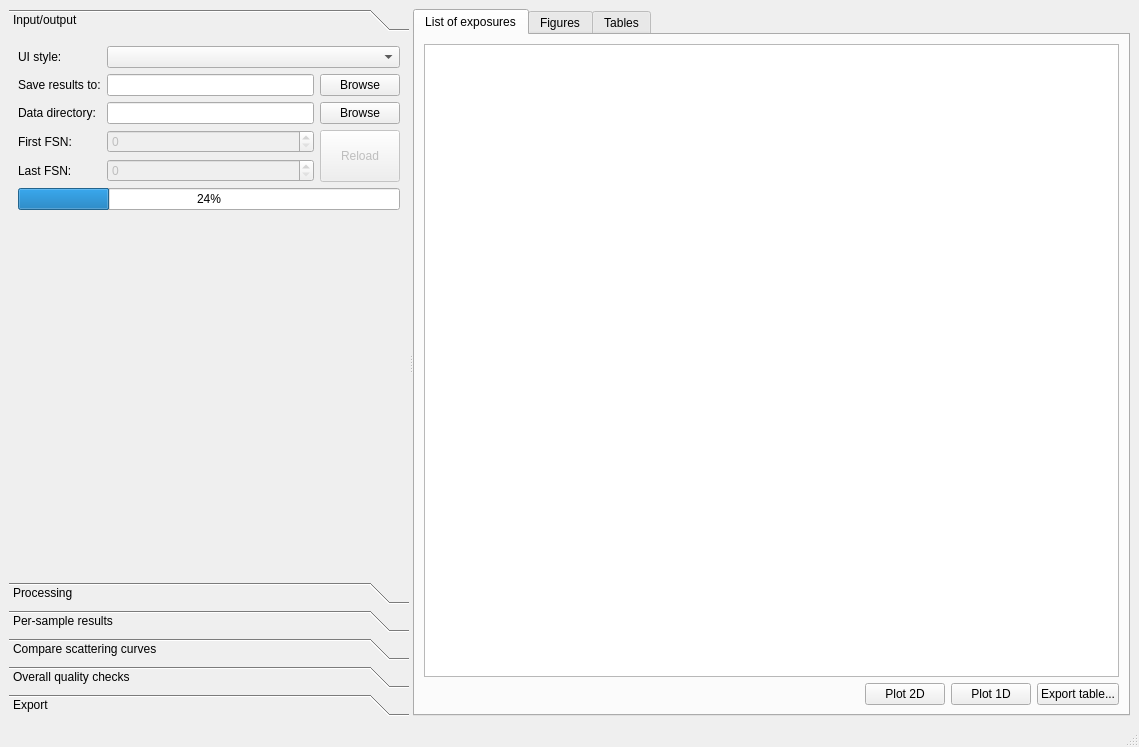
awacha/cct, file cct/processing/mainwindow/mainwindow.ui: the form before one commit.
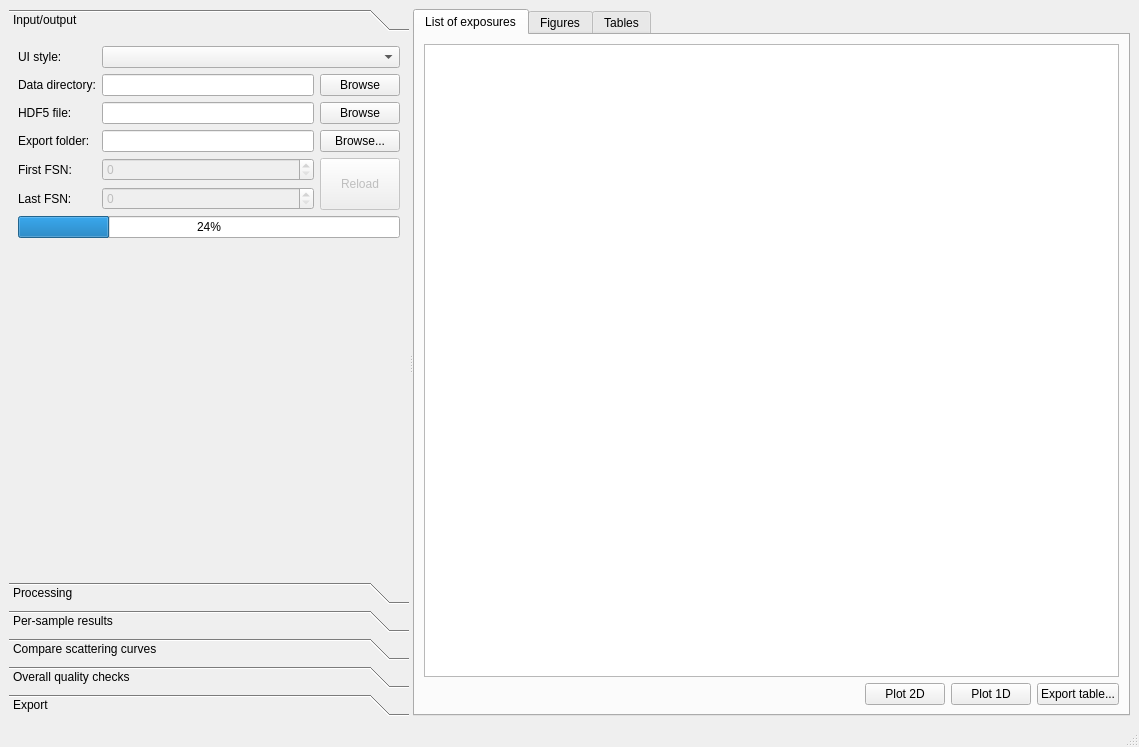
The form after the commit. Icons and pictures are not drawn.

Commit message: Processing: 1D curves can be saved in ATSAS-compatible .dat files

```diff
--- a/cct/processing/mainwindow/mainwindow.ui
+++ b/cct/processing/mainwindow/mainwindow.ui
@@ -62,7 +62,132 @@
          <string>Input/output</string>
         </attribute>
         <layout class="QGridLayout" name="gridLayout">
-         <item row="4" column="0">
+         <item row="8" column="0" colspan="3">
+          <spacer name="verticalSpacer">
+           <property name="orientation">
+            <enum>Qt::Vertical</enum>
+           </property>
+           <property name="sizeHint" stdset="0">
+            <size>
+             <width>0</width>
+             <height>0</height>
+            </size>
+           </property>
+          </spacer>
+         </item>
+         <item row="3" column="1">
+          <widget class="QLineEdit" name="exportFolderLineEdit"/>
+         </item>
+         <item row="3" column="2">
+          <widget class="QPushButton" name="browseExportFolderPushButton">
+           <property name="text">
+            <string>Browse...</string>
+           </property>
+           <property name="icon">
+            <iconset theme="document-save-as">
+             <normaloff>.</normaloff>.</iconset>
+           </property>
+          </widget>
+         </item>
+         <item row="0" column="1" colspan="2">
+          <widget class="QComboBox" name="uiStyleComboBox"/>
+         </item>
+         <item row="0" column="0">
+          <widget class="QLabel" name="label_24">
+           <property name="text">
+            <string>UI style:</string>
+           </property>
+          </widget>
+         </item>
+         <item row="2" column="1">
+          <widget class="QLineEdit" name="saveHDFLineEdit">
+           <property name="sizePolicy">
+            <sizepolicy hsizetype="MinimumExpanding" vsizetype="Fixed">
+             <horstretch>0</horstretch>
+             <verstretch>0</verstretch>
+            </sizepolicy>
+           </property>
+           <property name="readOnly">
+            <bool>true</bool>
+           </property>
+          </widget>
+         </item>
+         <item row="2" column="0">
+          <widget class="QLabel" name="label_4">
+           <property name="sizePolicy">
+            <sizepolicy hsizetype="Minimum" vsizetype="Preferred">
+             <horstretch>0</horstretch>
+             <verstretch>0</verstretch>
+            </sizepolicy>
+           </property>
+           <property name="text">
+            <string>HDF5 file:</string>
+           </property>
+           <property name="buddy">
+            <cstring>saveHDFLineEdit</cstring>
+           </property>
+          </widget>
+         </item>
+         <item row="6" column="1">
+          <widget class="QSpinBox" name="lastFSNSpinBox">
+           <property name="enabled">
+            <bool>false</bool>
+           </property>
+           <property name="sizePolicy">
+            <sizepolicy hsizetype="MinimumExpanding" vsizetype="Fixed">
+             <horstretch>0</horstretch>
+             <verstretch>0</verstretch>
+            </sizepolicy>
+           </property>
+           <property name="maximum">
+            <number>999999</number>
+           </property>
+          </widget>
+         </item>
+         <item row="3" column="0">
+          <widget class="QLabel" name="label_10">
+           <property name="text">
+            <string>Export folder:</string>
+           </property>
+          </widget>
+         </item>
+         <item row="5" column="1">
+          <widget class="QSpinBox" name="firstFSNSpinBox">
+           <property name="enabled">
+            <bool>false</bool>
+           </property>
+           <property name="sizePolicy">
+            <sizepolicy hsizetype="MinimumExpanding" vsizetype="Fixed">
+             <horstretch>0</horstretch>
+             <verstretch>0</verstretch>
+            </sizepolicy>
+           </property>
+           <property name="maximum">
+            <number>999999</number>
+           </property>
+          </widget>
+         </item>
+         <item row="5" column="2" rowspan="2">
+          <widget class="QPushButton" name="reloadPushButton">
+           <property name="enabled">
+            <bool>false</bool>
+           </property>
+           <property name="sizePolicy">
+            <sizepolicy hsizetype="Minimum" vsizetype="Minimum">
+             <horstretch>0</horstretch>
+             <verstretch>0</verstretch>
+            </sizepolicy>
+           </property>
+           <property name="text">
+            <string>Reload</string>
+           </property>
+           <property name="icon">
+            <iconset theme="view-refresh">
+             <normaloff>../../../../../</normaloff>../../../../../</iconset>
+           </property>
+          </widget>
+         </item>
+         <item row="6" column="0">
           <widget class="QLabel" name="label_3">
            <property name="sizePolicy">
             <sizepolicy hsizetype="Minimum" vsizetype="Preferred">
@@ -78,7 +203,7 @@
            </property>
           </widget>
          </item>
-         <item row="3" column="0">
+         <item row="5" column="0">
           <widget class="QLabel" name="label_2">
            <property name="sizePolicy">
             <sizepolicy hsizetype="Minimum" vsizetype="Minimum">
@@ -94,7 +219,25 @@
            </property>
           </widget>
          </item>
-         <item row="2" column="0">
+         <item row="2" column="2">
+          <widget class="QPushButton" name="browseHDFPushButton">
+           <property name="text">
+            <string>Browse</string>
+           </property>
+           <property name="icon">
+            <iconset theme="document-save-as">
+             <normaloff>../../../../../</normaloff>../../../../../</iconset>
+           </property>
+          </widget>
+         </item>
+         <item row="7" column="0" colspan="3">
+          <widget class="QProgressBar" name="ioProgressBar">
+           <property name="value">
+            <number>24</number>
+           </property>
+          </widget>
+         </item>
+         <item row="1" column="0">
           <widget class="QLabel" name="label">
            <property name="sizePolicy">
             <sizepolicy hsizetype="Minimum" vsizetype="Preferred">
@@ -110,43 +253,20 @@
            </property>
           </widget>
          </item>
-         <item row="4" column="1">
-          <widget class="QSpinBox" name="lastFSNSpinBox">
-           <property name="enabled">
-            <bool>false</bool>
-           </property>
+         <item row="1" column="1">
+          <widget class="QLineEdit" name="rootDirLineEdit">
            <property name="sizePolicy">
             <sizepolicy hsizetype="MinimumExpanding" vsizetype="Fixed">
              <horstretch>0</horstretch>
              <verstretch>0</verstretch>
             </sizepolicy>
            </property>
-           <property name="maximum">
-            <number>999999</number>
+           <property name="readOnly">
+            <bool>true</bool>
            </property>
           </widget>
          </item>
-         <item row="3" column="2" rowspan="2">
-          <widget class="QPushButton" name="reloadPushButton">
-           <property name="enabled">
-            <bool>false</bool>
-           </property>
-           <property name="sizePolicy">
-            <sizepolicy hsizetype="Minimum" vsizetype="Minimum">
-             <horstretch>0</horstretch>
-             <verstretch>0</verstretch>
-            </sizepolicy>
-           </property>
-           <property name="text">
-            <string>Reload</string>
-           </property>
-           <property name="icon">
-            <iconset theme="view-refresh">
-             <normaloff>../../../../../</normaloff>../../../../../</iconset>
-           </property>
-          </widget>
-         </item>
-         <item row="2" column="2">
+         <item row="1" column="2">
           <widget class="QPushButton" name="browsePushButton">
            <property name="sizePolicy">
             <sizepolicy hsizetype="Minimum" vsizetype="Fixed">
@@ -163,105 +283,6 @@
            </property>
           </widget>
          </item>
-         <item row="2" column="1">
-          <widget class="QLineEdit" name="rootDirLineEdit">
-           <property name="sizePolicy">
-            <sizepolicy hsizetype="MinimumExpanding" vsizetype="Fixed">
-             <horstretch>0</horstretch>
-             <verstretch>0</verstretch>
-            </sizepolicy>
-           </property>
-           <property name="readOnly">
-            <bool>true</bool>
-           </property>
-          </widget>
-         </item>
-         <item row="3" column="1">
-          <widget class="QSpinBox" name="firstFSNSpinBox">
-           <property name="enabled">
-            <bool>false</bool>
-           </property>
-           <property name="sizePolicy">
-            <sizepolicy hsizetype="MinimumExpanding" vsizetype="Fixed">
-             <horstretch>0</horstretch>
-             <verstretch>0</verstretch>
-            </sizepolicy>
-           </property>
-           <property name="maximum">
-            <number>999999</number>
-           </property>
-          </widget>
-         </item>
-         <item row="1" column="0">
-          <widget class="QLabel" name="label_4">
-           <property name="sizePolicy">
-            <sizepolicy hsizetype="Minimum" vsizetype="Preferred">
-             <horstretch>0</horstretch>
-             <verstretch>0</verstretch>
-            </sizepolicy>
-           </property>
-           <property name="text">
-            <string>Save results to:</string>
-           </property>
-           <property name="buddy">
-            <cstring>saveHDFLineEdit</cstring>
-           </property>
-          </widget>
-         </item>
-         <item row="1" column="1">
-          <widget class="QLineEdit" name="saveHDFLineEdit">
-           <property name="sizePolicy">
-            <sizepolicy hsizetype="MinimumExpanding" vsizetype="Fixed">
-             <horstretch>0</horstretch>
-             <verstretch>0</verstretch>
-            </sizepolicy>
-           </property>
-           <property name="readOnly">
-            <bool>true</bool>
-           </property>
-          </widget>
-         </item>
-         <item row="1" column="2">
-          <widget class="QPushButton" name="browseHDFPushButton">
-           <property name="text">
-            <string>Browse</string>
-           </property>
-           <property name="icon">
-            <iconset theme="document-save-as">
-             <normaloff>../../../../../</normaloff>../../../../../</iconset>
-           </property>
-          </widget>
-         </item>
-         <item row="17" column="0" colspan="3">
-          <spacer name="verticalSpacer">
-           <property name="orientation">
-            <enum>Qt::Vertical</enum>
-           </property>
-           <property name="sizeHint" stdset="0">
-            <size>
-             <width>0</width>
-             <height>0</height>
-            </size>
-           </property>
-          </spacer>
-         </item>
-         <item row="5" column="0" colspan="3">
-          <widget class="QProgressBar" name="ioProgressBar">
-           <property name="value">
-            <number>24</number>
-           </property>
-          </widget>
-         </item>
-         <item row="0" column="0">
-          <widget class="QLabel" name="label_24">
-           <property name="text">
-            <string>UI style:</string>
-           </property>
-          </widget>
-         </item>
-         <item row="0" column="1" colspan="2">
-          <widget class="QComboBox" name="uiStyleComboBox"/>
-         </item>
         </layout>
        </widget>
        <widget class="QWidget" name="processingPage">
@@ -1041,14 +1062,7 @@
            </property>
           </spacer>
          </item>
-         <item row="0" column="0">
-          <widget class="QLabel" name="label_10">
-           <property name="text">
-            <string>Export to folder:</string>
-           </property>
-          </widget>
-         </item>
-         <item row="2" column="1">
+         <item row="1" column="1">
           <widget class="QSpinBox" name="exportImageResolutionSpinBox">
            <property name="suffix">
             <string> dpi</string>
@@ -1071,10 +1085,7 @@
            </property>
           </widget>
          </item>
-         <item row="0" column="1">
-          <widget class="QLineEdit" name="exportFolderLineEdit"/>
-         </item>
-         <item row="4" column="1">
+         <item row="3" column="1">
           <widget class="QDoubleSpinBox" name="exportImageHeightDoubleSpinBox">
            <property name="maximum">
             <double>100.000000000000000</double>
@@ -1187,18 +1198,7 @@
            </item>
           </widget>
          </item>
-         <item row="0" column="2">
-          <widget class="QPushButton" name="browseExportFolderPushButton">
-           <property name="text">
-            <string>Browse...</string>
-           </property>
-           <property name="icon">
-            <iconset theme="document-save-as">
-             <normaloff>.</normaloff>.</iconset>
-           </property>
-          </widget>
-         </item>
-         <item row="3" column="1">
+         <item row="2" column="1">
           <widget class="QDoubleSpinBox" name="exportImageWidthDoubleSpinBox">
            <property name="maximum">
             <double>100.000000000000000</double>
```
Left out of the diff: 61 changed lines with no effect on the pictures. The commit also changes 1 other file.
